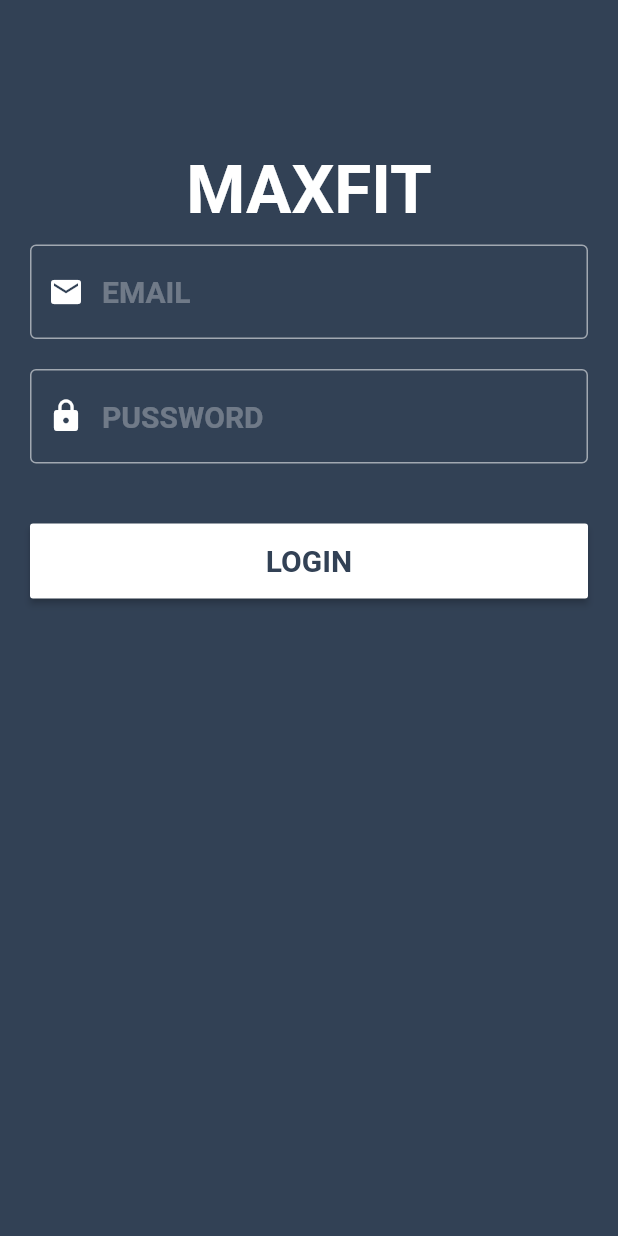
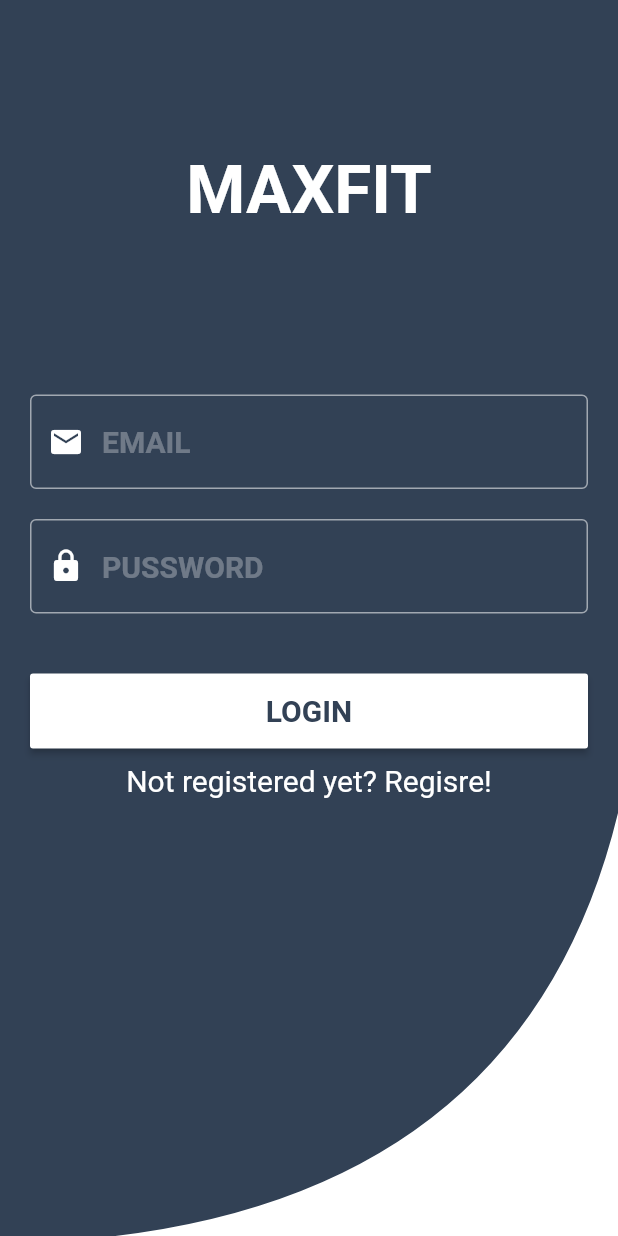
Before and after one commit to sench32/Max_Fit_Flutter_Test, a Flutter app: the screen it shows after launch, on a phone screen of 412 x 824 dp. Run offline on Flutter 3.47's test engine with Material 2 defaults, Android fonts, the phone set to English and light mode, and no system bars.

Commit message:
2-e Vidio Fuii

```diff
--- a/maxfit/lib/main.dart
+++ b/maxfit/lib/main.dart
@@ -1,5 +1,5 @@
 import 'package:flutter/material.dart'; //https://www.youtube.com/watch?v=yS6TRvCmCxg&feature=youtu.be
-import 'package:maxfit/screens/auth.dart';
+import 'package:maxfit/screens/auth.dart';//https://www.youtube.com/watch?v=fjdwm88GeWo&list=PLu_62Q68DvTpWKx289HnZq7_19e84vSpr&index=2
 
 
 
--- a/maxfit/lib/screens/auth.dart
+++ b/maxfit/lib/screens/auth.dart
@@ -11,6 +11,9 @@ class _AuthorizationPageState extends State<AuthorizationPage> {
 
 TextEditingController _emailController = TextEditingController();
 TextEditingController _pusswordController = TextEditingController();
+
+String _email, _pussword;
+bool showLongin = true;
 
   @override
   Widget build(BuildContext context) {
@@ -96,14 +99,96 @@ TextEditingController _pusswordController = TextEditingController();
       );
     }
 
+    void _buttonAction(){
+      _email = _emailController.text;
+      _pussword = _pusswordController.text;
+
+      _emailController.clear();
+      _pusswordController.clear();
+    }
+
+    Widget _buttomWave() {
+      return Expanded(
+        child: Align(
+          child: ClipPath(
+            child: Container(
+              color: Colors.white,
+              height: 300,
+            ),
+            clipper: BottomWaveClipper(),
+          ),
+          alignment: Alignment.bottomCenter,
+        ),
+      );
+    }
+
     return Scaffold(
       backgroundColor: Theme.of(context).primaryColor,
       body: Column(
         children: <Widget>[
           _logo(),
-          _form('LOGIN', (){ }),
+          SizedBox(height: 100,),
+          (
+            showLongin
+            ?
+            Column(
+              children: <Widget>[
+            _form('LOGIN', _buttonAction),
+            Padding(
+              padding: EdgeInsets.all(10),
+              child: GestureDetector(
+                child: Text('Not registered yet? Regisre!', style: TextStyle(fontSize: 20, color: Colors.white)),
+                onTap:(){
+                  setState(() {
+                    showLongin = false;
+                  });
+                }
+              ),
+            )
+          ],
+          )
+          :Column(
+              children: <Widget>[
+            _form('REGISTER', _buttonAction),
+            Padding(
+              padding: EdgeInsets.all(10),
+              child: GestureDetector(
+                child: Text('Already registered ? Login!', style: TextStyle(fontSize: 20, color: Colors.white)),
+                onTap:(){
+                  setState(() {
+                    showLongin = true;
+                  });
+                }
+              ),
+            )
+          ],
+          )
+         ),
+         _buttomWave()
+
         ],
       ),
     );
   }
 }
+
+class BottomWaveClipper extends CustomClipper <Path> {
+
+@override
+Path getClip(Size size){
+  var path = Path();
+  path.moveTo(size.width, 0.0);
+  path.lineTo(size.width, size.height);
+  path.lineTo(0.0, size.height);
+  path.lineTo(0.0, size.height + 5);
+  var secondControlPoint = Offset(size.width - (size.width / 6), size.height);
+  var secondEndlPoint = Offset(size.width, 0.0);
+  path.quadraticBezierTo(secondControlPoint.dx, secondControlPoint.dy,
+  secondEndlPoint.dx, secondEndlPoint.dy);
+
+  return path;
+}
+
+@override
+bool shouldReclip(CustomClipper <Path> oldClipper) => false;
+}
```
